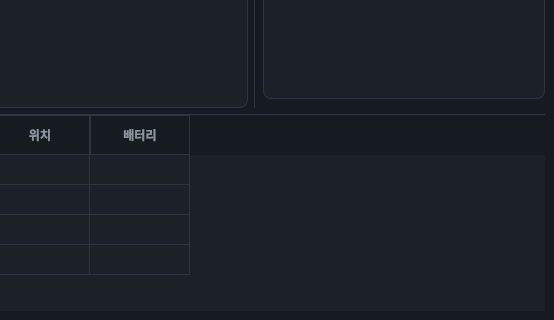
Above: src/ppi_gui/ppi_gui/ui/work_dashboard.ui from addinedu-roscamp-12th/roscamp-repo-2 before the change; both pictures show x 526 to 1080 and y 260 to 580 of the 1080 by 580 pixel window. Below: the same form after it.
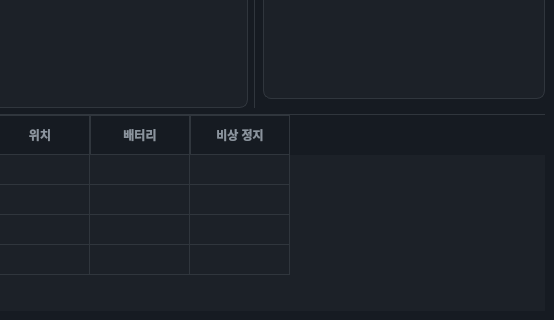
That is the form after the change.

Commit message: 관리자 GUI 비상정지 음성 명령 UI 추가

What changed in the file:
```diff
--- a/src/ppi_gui/ppi_gui/ui/work_dashboard.ui
+++ b/src/ppi_gui/ppi_gui/ui/work_dashboard.ui
@@ -397,6 +397,11 @@
              <string>배터리</string>
             </property>
            </column>
+           <column>
+            <property name="text">
+             <string>비상 정지</string>
+            </property>
+           </column>
           </widget>
          </item>
         </layout>
```
The commit also changes 5 other files.
